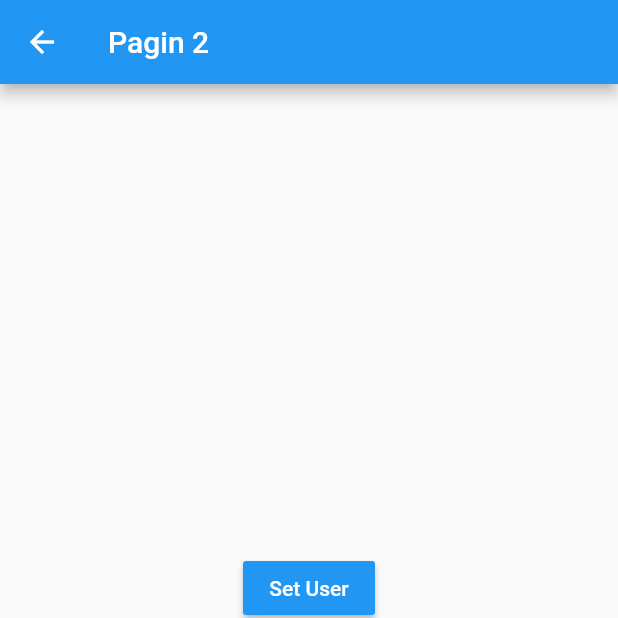
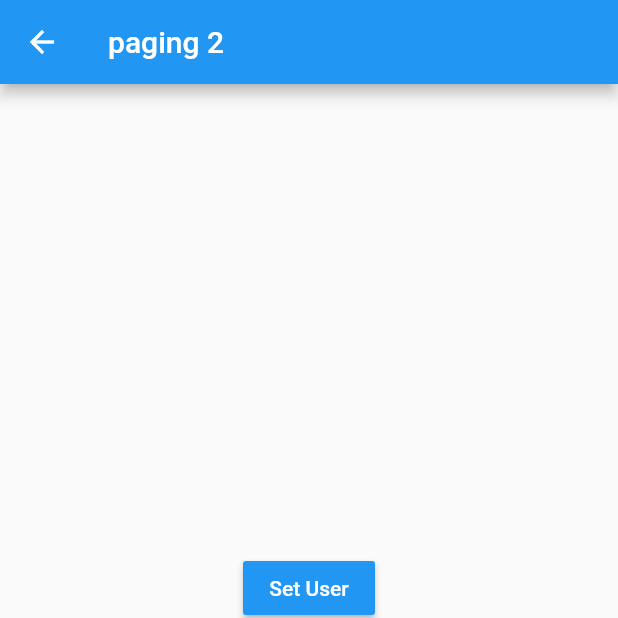
Before and after one commit to Timebear000/flutter-State-Mangement, a Flutter app: the screen it shows after launch, after a tap on the "accessibility new" icon, on a phone screen of 412 x 824 dp, the top half of it. Run offline on Flutter 3.47's test engine with Material 2 defaults, Android fonts, the phone set to English and light mode, and no system bars; accounts and stored records are empty.

Commit message:
Provider list

```diff
--- a/lib/main.dart
+++ b/lib/main.dart
@@ -1,13 +1,21 @@
 import 'package:flutter/material.dart';
+import 'package:provider/provider.dart';
 import 'package:state_singleton/pages/page1_page.dart';
 import 'package:state_singleton/pages/page2_page.dart';
+import 'package:state_singleton/services/user_service.dart';
 
 void main() => runApp(MyApp());
 
 class MyApp extends StatelessWidget {
   @override
   Widget build(BuildContext context) {
-    return MaterialApp(
+    return MultiProvider(
+      providers: [
+        ChangeNotifierProvider(
+          create: (_) => new UserService(),
+        )
+      ],
+      child: MaterialApp(
         debugShowCheckedModeBanner: false,
         title: 'Material App',
         initialRoute: 'pagin1',
@@ -15,6 +23,7 @@ class MyApp extends StatelessWidget {
           'pagin1': (_) => Pagin1Page(),
           'pagin2': (_) => Pagin2Page(),
         },
+      ),
     );
   }
 }
--- a/lib/pages/page1_page.dart
+++ b/lib/pages/page1_page.dart
@@ -1,15 +1,35 @@
 import 'package:flutter/material.dart';
+import 'package:provider/provider.dart';
+import 'package:state_singleton/services/user_service.dart';
+
+import '../models/User.dart';
 
 class Pagin1Page extends StatelessWidget {
   @override
   Widget build(BuildContext context) {
+    final userService = Provider.of<UserService>(context);
+
     return Scaffold(
       appBar: AppBar(
         title: Text(
           'Pagin 1',
         ),
+        actions: [
+          IconButton(
+            icon: Icon(
+              Icons.exit_to_app,
+            ),
+            onPressed: () {
+              userService.removeUser();
+            },
+          )
+        ],
       ),
-      body: InfomationUser(),
+      body: userService.existUser
+          ? InfomationUser(userService.user)
+          : Center(
+              child: Text('no hay user selection'),
+            ),
       floatingActionButton: FloatingActionButton(
         child: Icon(Icons.accessibility_new),
         onPressed: () => Navigator.pushNamed(context, 'pagin2'),
@@ -19,6 +39,8 @@ class Pagin1Page extends StatelessWidget {
 }
 
 class InfomationUser extends StatelessWidget {
+  final User user;
+  const InfomationUser(this.user);
   @override
   Widget build(BuildContext context) {
     return Container(
@@ -36,10 +58,10 @@ class InfomationUser extends StatelessWidget {
             ),
             Divider(),
             ListTile(
-              title: Text('Name'),
+              title: Text('Name :${user.name}'),
             ),
             ListTile(
-              title: Text('Age'),
+              title: Text('Age :${user.age}'),
             ),
             Text(
               'Professions',
@@ -49,15 +71,13 @@ class InfomationUser extends StatelessWidget {
               ),
             ),
             Divider(),
-            ListTile(
-              title: Text('Profesion 1'),
-            ),
-            ListTile(
-              title: Text('Profesion 1'),
-            ),
-            ListTile(
-              title: Text('Profesion 1'),
-            ),
+            ...user.professtion
+                .map(
+                  (e) => ListTile(
+                    title: Text(e),
+                  ),
+                )
+                .toList(),
           ],
         ));
   }
--- a/lib/pages/page2_page.dart
+++ b/lib/pages/page2_page.dart
@@ -1,13 +1,18 @@
 import 'package:flutter/material.dart';
+import 'package:provider/provider.dart';
+import 'package:state_singleton/services/user_service.dart';
+
+import '../models/User.dart';
 
 class Pagin2Page extends StatelessWidget {
   @override
   Widget build(BuildContext context) {
+    final userService = Provider.of<UserService>(context, listen: false);
     return Scaffold(
       appBar: AppBar(
-        title: Text(
-          'Pagin 2',
-        ),
+        title: userService.existUser
+            ? Text('Name: ${userService.user.name}')
+            : Text('paging 2'),
       ),
       body: Center(
         child: Column(
@@ -19,7 +24,11 @@ class Pagin2Page extends StatelessWidget {
                 style: TextStyle(color: Colors.white),
               ),
               color: Colors.blue,
-              onPressed: () {},
+              onPressed: () => userService.user = User(
+                name: "김요환",
+                age: 35,
+                professtion: ['Fullstack Developer', 'IOS AppDeveloper'],
+              ),
             ),
             MaterialButton(
               child: Text(
@@ -27,7 +36,7 @@ class Pagin2Page extends StatelessWidget {
                 style: TextStyle(color: Colors.white),
               ),
               color: Colors.blue,
-              onPressed: () {},
+              onPressed: () => userService.changeAge(32),
             ),
             MaterialButton(
               child: Text(
@@ -35,7 +44,7 @@ class Pagin2Page extends StatelessWidget {
                 style: TextStyle(color: Colors.white),
               ),
               color: Colors.blue,
-              onPressed: () {},
+              onPressed: ()=> userService.addPerfesion(),
             ),
           ],
         ),
```
Also changed, not shown: lib/services/user_service.dart (added, +34 -0 lines). Lines whose indentation alone changed are shown as unchanged.
